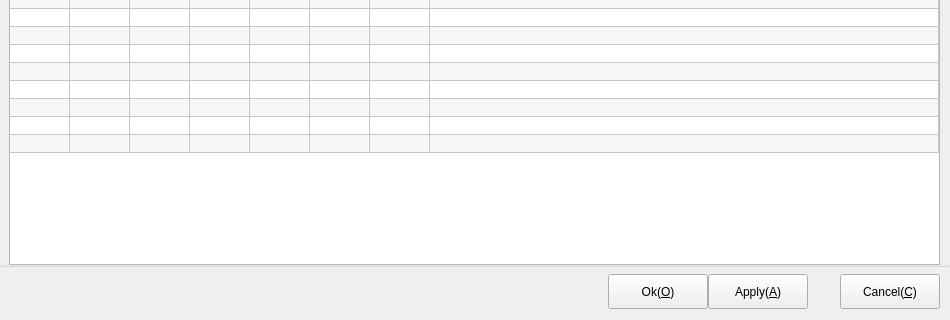
Qt form src/QCPF_Plugins/QCPF_SystemManager/SystemManager.ui (Jamie-tong/QCPFrame) before a commit; both pictures show x 0 to 950 and y 350 to 670 of the 950 by 670 pixel window.
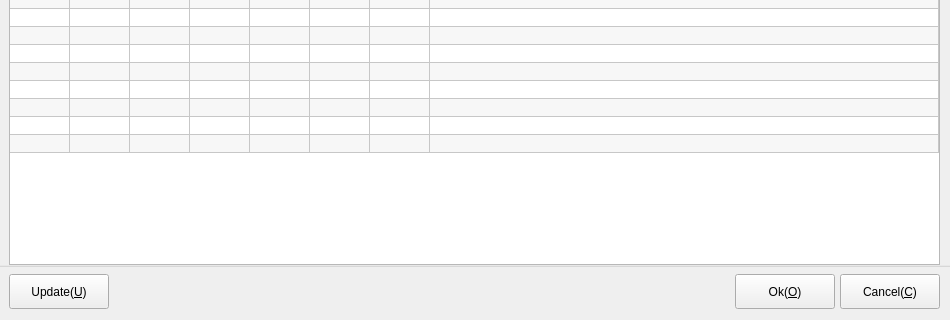
The same form after that commit. Icons and pictures are not drawn.

```diff
--- a/src/QCPF_Plugins/QCPF_SystemManager/SystemManager.ui
+++ b/src/QCPF_Plugins/QCPF_SystemManager/SystemManager.ui
@@ -361,7 +361,7 @@
   <widget class="QPushButton" name="btnOk">
    <property name="geometry">
     <rect>
-     <x>608</x>
+     <x>735</x>
      <y>624</y>
      <width>100</width>
      <height>35</height>
@@ -399,7 +399,7 @@
   <widget class="QPushButton" name="btnApply">
    <property name="geometry">
     <rect>
-     <x>708</x>
+     <x>9</x>
      <y>624</y>
      <width>100</width>
      <height>35</height>
@@ -412,7 +412,7 @@
     </size>
    </property>
    <property name="text">
-    <string>Apply(&amp;A)</string>
+    <string>Update(&amp;U)</string>
    </property>
   </widget>
   <widget class="QGroupBox" name="groupBox">
```
Left out of the diff: 2 changed lines with no effect on the pictures.
